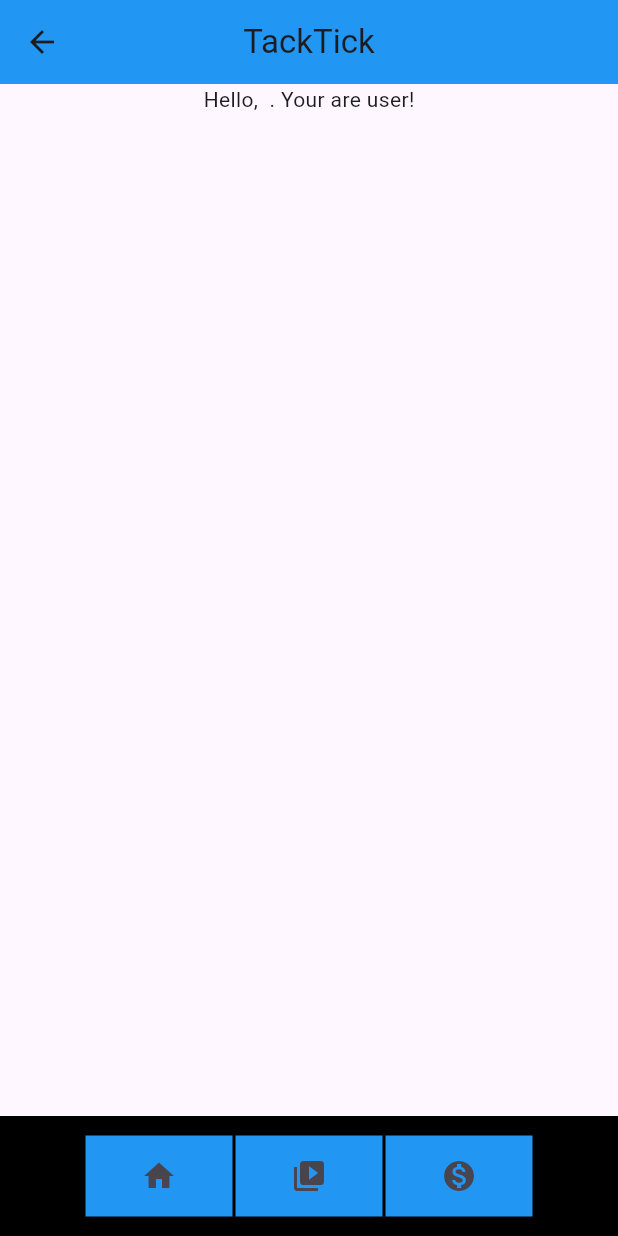
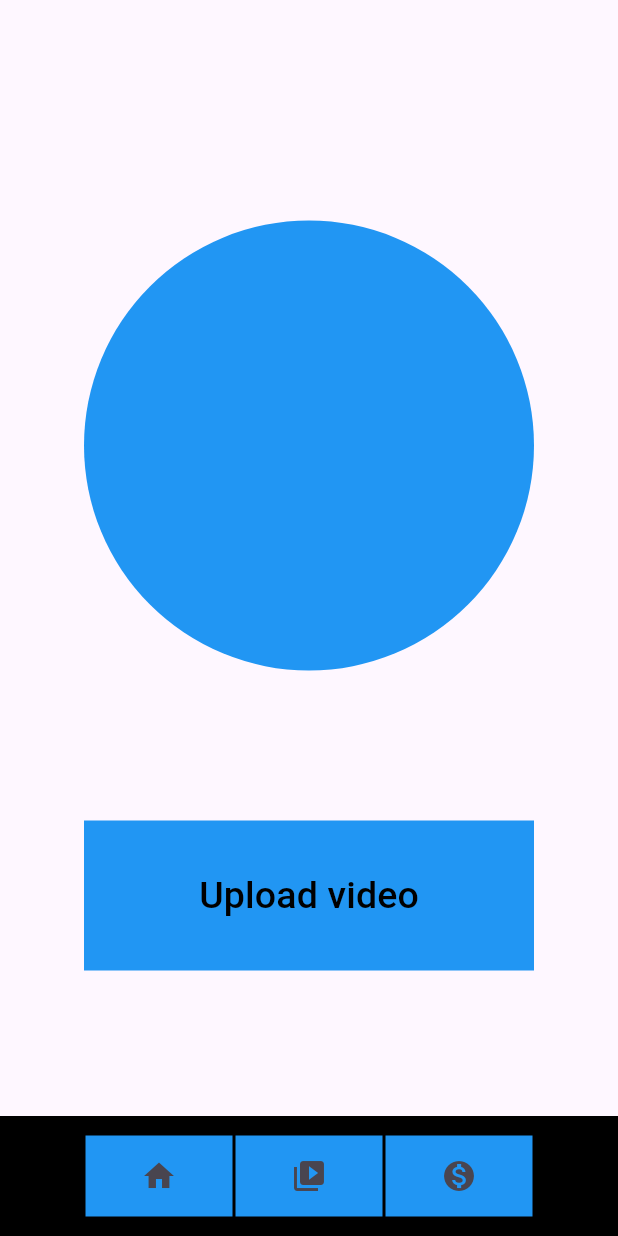
Before and after one commit to IvanIvanov08/tacktick, a Flutter app: the screen it shows after launch, after a tap on "Войти", after a tap on the "home" icon, on a phone screen of 412 x 824 dp. Run offline on Flutter 3.47's test engine with Material 3 defaults, Android fonts, the phone set to English and light mode, and no system bars; our stand-ins replace image_picker, video_player; network calls fail.

Commit message:
Добавили важную фигню - сервер.

```diff
--- a/lib/main.dart
+++ b/lib/main.dart
@@ -1,7 +1,9 @@
 import 'package:flutter/material.dart';
+import 'package:image_picker/image_picker.dart';
 import 'package:path_provider/path_provider.dart';
 import 'package:tacktick/video.dart';
 import 'dart:io';
+import 'package:http/http.dart' as http;
 
 void main() {
   runApp(MyApp());
@@ -60,9 +62,9 @@ class Home extends StatefulWidget {
 }
 
 class _HomeState extends State<Home> {
-
   String _login = '';
   String _password = '';
+  String _name = "";
   bool _isPro = false;
 
   @override
@@ -81,32 +83,84 @@ class _HomeState extends State<Home> {
       setState(() {
         _login = lines[0];
         _password = lines[1];
-        _isPro = lines[2] == 'True';
+        _name = lines[2];
+        _isPro = lines[3] == 'True';
       });
+    }
+  }
+
+  void Send() async {
+    final video = await ImagePicker().pickVideo(source: ImageSource.gallery);
+    final bytes = await video?.readAsBytes();
+
+    var request = http.MultipartRequest(
+      'POST',
+      Uri.parse(
+          'https://311ea4bb-6d4a-4082-af4c-d20a29d24cd3-00-1hanzs5gce23m.picard.replit.dev/upload'),
+    );
+
+    request.files.add(http.MultipartFile.fromBytes('video', bytes as List<int>,
+        filename: 'video.mp4'));
+
+    var response = await request.send();
+  }
+
+  _pickVideo() async {
+    final video = await ImagePicker().pickVideo(source: ImageSource.gallery);
+
+    if (video != null) {
+      final directory = await getApplicationDocumentsDirectory();
+      final name = video.path.split('/').last;
+      final filePath = '${directory.path}/$name';
+      File(video.path).copy(filePath);
+      Send();
     }
   }
 
   @override
   Widget build(BuildContext context) {
     return Scaffold(
-      appBar: AppBar(
-        title: Text('TackTick'),
-        centerTitle: true,
-        backgroundColor: Colors.blue,
-      ),
-
       body: Center(
+          child: SingleChildScrollView(
         child: Column(
-          children: <Widget> [
-            Text("Hello, ${_login} ${_password}. Your are ${(_isPro) ? "PREMIUM user" : "user"}!")
+          children: <Widget>[
+            Container(
+              decoration: BoxDecoration(
+                shape: BoxShape.circle,
+                color: Colors.blue,
+              ),
+              height: 300,
+              width: 300,
+              alignment: Alignment.center,
+              margin: EdgeInsets.only(top: 50),
+              child: Text(
+                '${_name}',
+                style: TextStyle(
+                  fontSize: 40,
+                ),
+              ),
+            ),
+            Container(
+              decoration: BoxDecoration(
+                color: Colors.blue,
+              ),
+              height: 100,
+              width: 300,
+              margin: EdgeInsets.only(top: 100),
+              child: TextButton(
+                  child: Text('Upload video',
+                      style: TextStyle(color: Colors.black, fontSize: 25)),
+                  onPressed: () {
+                    _pickVideo();
+                  }),
+            ),
           ],
         ),
-      ),
-
+      )),
       bottomNavigationBar: BottomAppBar(
         color: Colors.black,
         child:
-        Row(mainAxisAlignment: MainAxisAlignment.center, children: <Widget>[
+            Row(mainAxisAlignment: MainAxisAlignment.center, children: <Widget>[
           Container(
             height: 100,
             width: 100,
@@ -167,6 +221,7 @@ class Login extends StatefulWidget {
 class _LoginState extends State<Login> {
   final _loginController = TextEditingController();
   final _passwordController = TextEditingController();
+  final _nameController = TextEditingController();
 
   @override
   Widget build(BuildContext context) {
@@ -195,6 +250,14 @@ class _LoginState extends State<Login> {
                   helperText: 'Enter your password',
                   border: OutlineInputBorder()),
             ),
+            SizedBox(height: 16),
+            TextField(
+              controller: _nameController,
+              decoration: const InputDecoration(
+                  hintText: 'Name',
+                  helperText: 'Enter your name',
+                  border: OutlineInputBorder()),
+            ),
             SizedBox(height: 32),
             ElevatedButton(
                 onPressed: () {
@@ -212,8 +275,8 @@ class _LoginState extends State<Login> {
   void saveLogin() async {
     final dir = await getApplicationDocumentsDirectory();
     var loginFile = File('${dir.path}/login.txt');
-    await loginFile
-        .writeAsString('${_loginController.text}\n${_passwordController.text}\nNoPlus');
+    await loginFile.writeAsString(
+        '${_loginController.text}\n${_passwordController.text}\n${_nameController.text}\nFalse');
   }
 }
 
```
Also changed, not shown: pubspec.yaml (+11 -0 lines), pubspec.lock, 6 other files.
